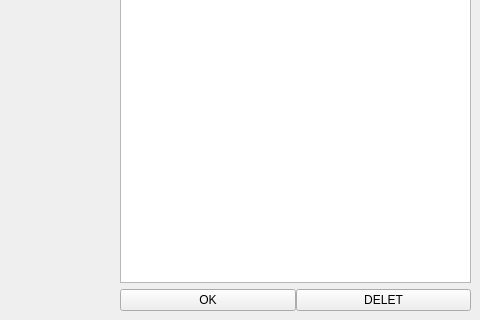
First picture: the form in mainwindow.ui, repository edyshen/grafpie, before the edit; both pictures show x 390 to 870 and y 160 to 480 of the 870 by 480 pixel window.
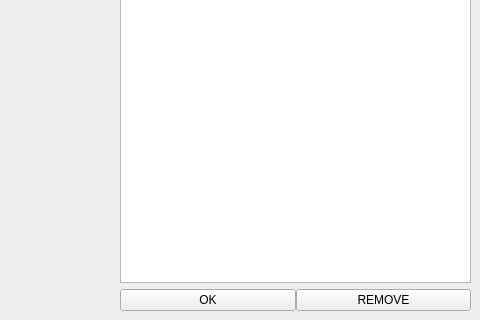
Second picture: the form after the edit.

Commit message: Исправление синтаксической ошибки

The edit to the form file:
```diff
--- a/mainwindow.ui
+++ b/mainwindow.ui
@@ -160,7 +160,7 @@
        <item>
         <widget class="QPushButton" name="DELET">
          <property name="text">
-          <string>DELET</string>
+          <string>REMOVE</string>
          </property>
         </widget>
        </item>
```
The commit also changes 2 other files.
